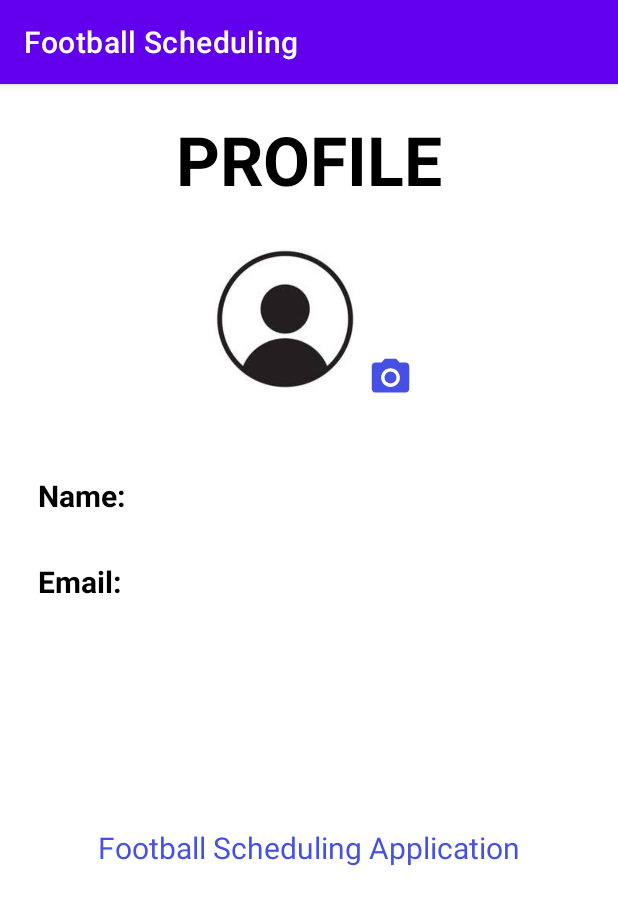
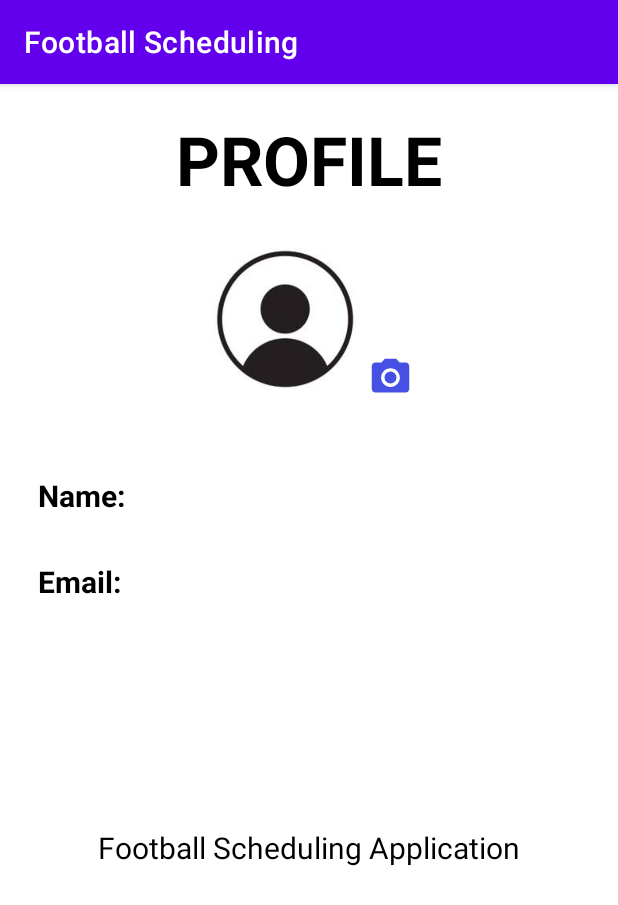
Before and after one commit to Mark-lee-coder/Football_Scheduling, an Android app: the Profile screen opened directly, with no data from a screen before it, on a phone screen of 412 x 824 dp. Shown: the top 905 px of the screen. Run offline under Robolectric (Android 15) with nearby library versions, the phone set to English and light mode, and no system bars; our stand-ins replace CircleImageView, Firebase (no records; nobody signed in at launch, a user with empty details on screens opened directly), Picasso.

Commit message:
git commit 'second commit'

```diff
--- a/app/src/main/res/layout/activity_profile.xml
+++ b/app/src/main/res/layout/activity_profile.xml
@@ -101,7 +101,7 @@
         android:layout_width="wrap_content"
         android:layout_height="wrap_content"
         android:text="Football Scheduling Application"
-        android:textColor="@color/blue"
+        android:textColor="@color/black"
         android:textSize="20dp"
         android:layout_gravity="center"
         android:layout_marginTop="150dp"/>
```
